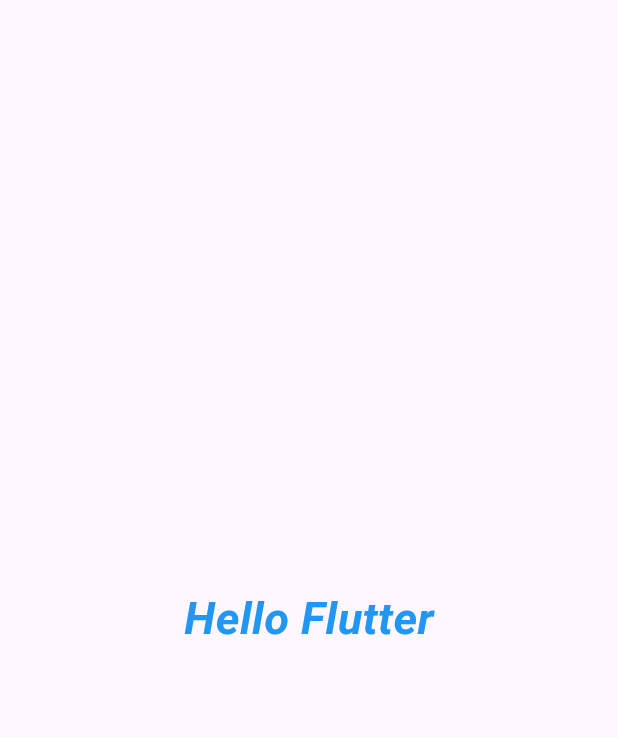
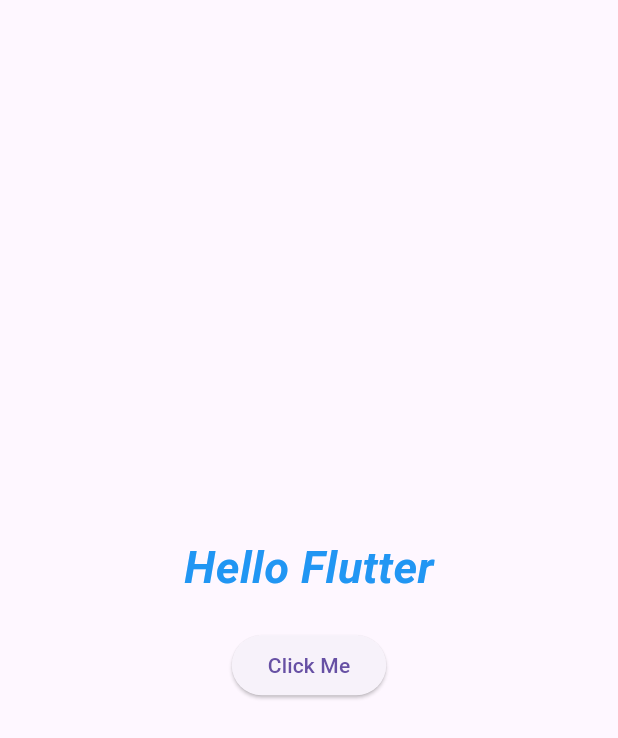
Before and after one commit to BVRITSTUDENTASAI/UIDFile, a Flutter app: the screen it shows after launch, on a phone screen of 412 x 824 dp. Shown: the top 738 px of the screen. Run offline on Flutter 3.47's test engine with Material 3 defaults, Android fonts, the phone set to English and light mode, and no system bars.

Commit message:
new update

```diff
--- a/lib/main.dart
+++ b/lib/main.dart
@@ -9,10 +9,13 @@
 
   @override
   Widget build(BuildContext context) {
-    return const MaterialApp(
+    return MaterialApp(
       home: Scaffold(
         body: Center(
-          child: Text(
+          child: Column(
+            mainAxisAlignment: MainAxisAlignment.center,
+            children: [
+              const Text(
                 "Hello Flutter",
                 style: TextStyle(
                   fontSize: 30,
@@ -21,6 +24,21 @@
                   fontStyle: FontStyle.italic,
                 ),
               ),
+
+              const SizedBox(height: 20),
+
+              ElevatedButton(
+                onPressed: () {
+                  ScaffoldMessenger.of(context).showSnackBar(
+                    const SnackBar(
+                      content: Text("Button was clicked"),
+                    ),
+                  );
+                },
+                child: const Text("Click Me"),
+              ),
+            ],
+          ),
         ),
       ),
     );
```
Lines whose indentation alone changed are shown as unchanged.
